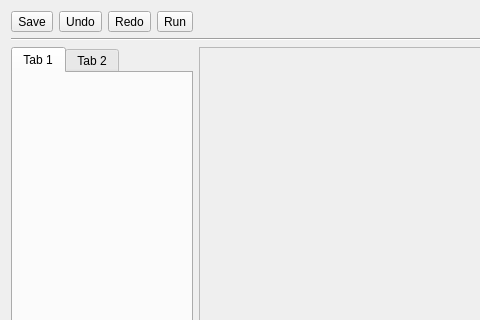
This is mainwindow.ui in Svietq/FlowGraphDesigner as Qt 5 draws it before an edit; both pictures show x 0 to 480 and y 0 to 320 of the 949 by 636 pixel window. The edited form follows.
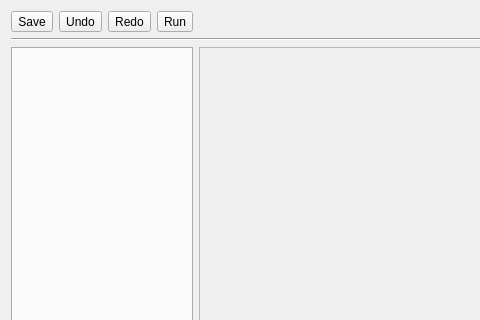
This is the edited form. Custom widgets are drawn as their Qt base class.

Commit message: Add DragWidget to the interface

The edit to the form file:
```diff
--- a/mainwindow.ui
+++ b/mainwindow.ui
@@ -70,16 +70,9 @@
         <height>0</height>
        </size>
       </property>
-      <widget class="QWidget" name="tab">
-       <attribute name="title">
-        <string>Tab 1</string>
-       </attribute>
-      </widget>
-      <widget class="QWidget" name="tab_2">
-       <attribute name="title">
-        <string>Tab 2</string>
-       </attribute>
-      </widget>
+      <property name="currentIndex">
+       <number>-1</number>
+      </property>
      </widget>
     </item>
     <item row="2" column="4">
@@ -120,6 +113,14 @@
   <widget class="QStatusBar" name="statusBar"/>
  </widget>
  <layoutdefault spacing="6" margin="11"/>
+ <customwidgets>
+  <customwidget>
+   <class>DragWidget</class>
+   <extends>QFrame</extends>
+   <header>dragwidget.h</header>
+   <container>1</container>
+  </customwidget>
+ </customwidgets>
  <resources/>
  <connections/>
 </ui>
```
Left out of the diff: 47 changed lines with no effect on the pictures. The commit also changes 2 other files.
